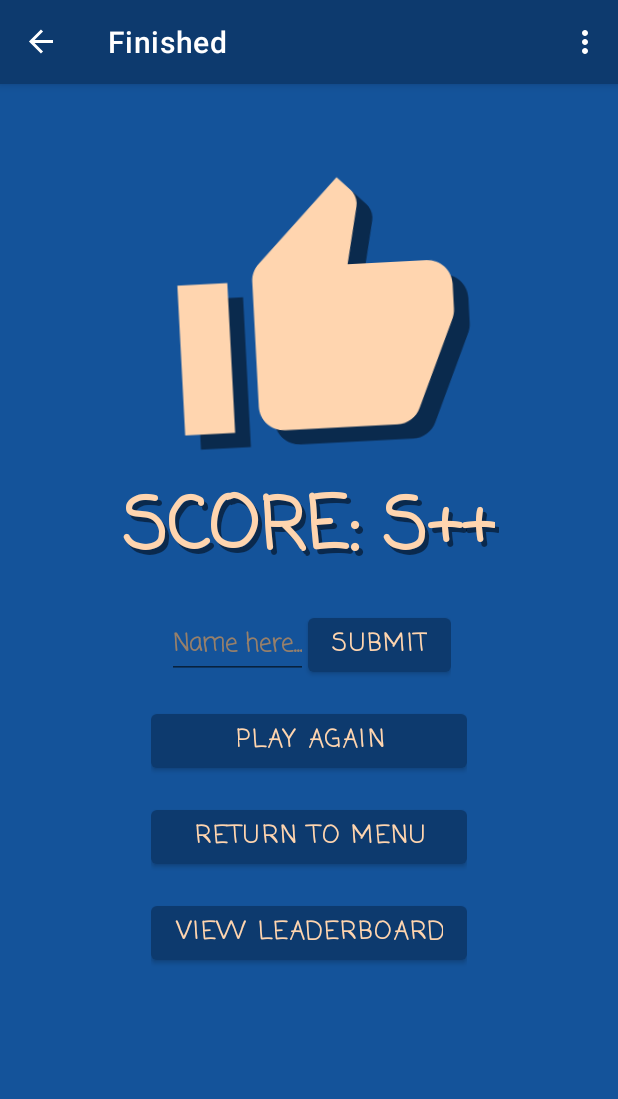
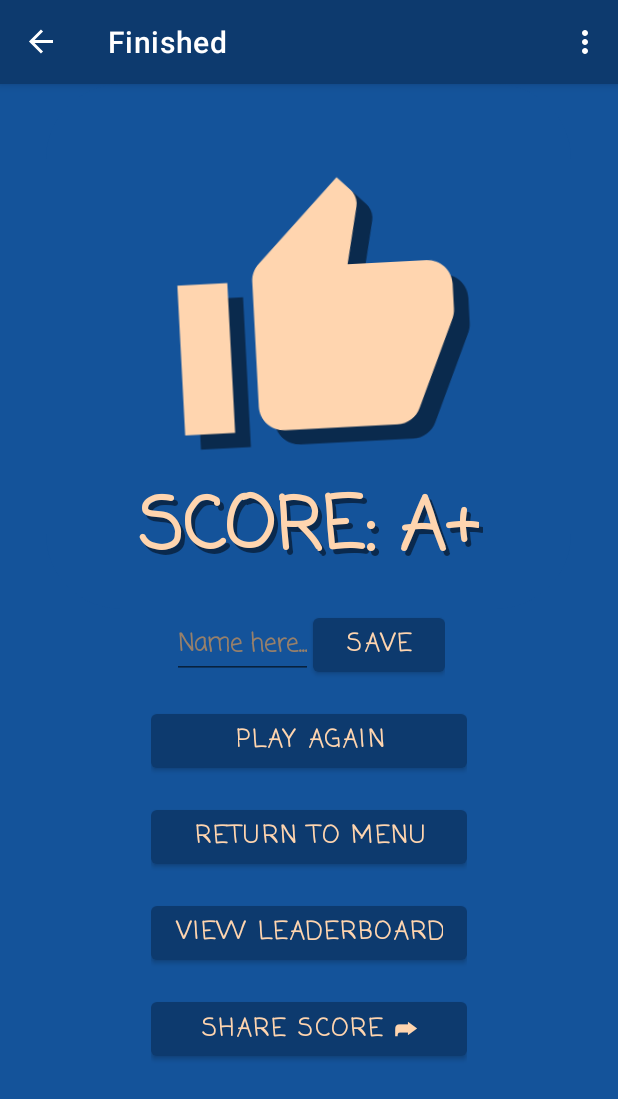
Before and after one commit to Traben-0/Bidma-th-s, an Android app: the FinishedFragment screen opened through its navigation route, on a phone screen of 412 x 824 dp. Shown: the top 1099 px of the screen. Run offline under Robolectric (Android 15) with nearby library versions, the phone set to English and light mode, and no system bars; our stand-ins replace Room's generated code, androidx.preference, navigation-ui.

Commit message:
share function and hint cleanup

```diff
--- a/app/src/main/java/com/traben/bidmaths/ActivityFragment.kt
+++ b/app/src/main/java/com/traben/bidmaths/ActivityFragment.kt
@@ -39,7 +39,9 @@ class ActivityFragment : Fragment() {
         if (MathGame.currentMathGame != null) {
 
             //easier than data binding :/
-            MathGame.currentMathGame?.hintDisplay = binding.hintText
+            MathGame.currentMathGame?.hintSetter = {
+                binding?.hintText?.text = it
+            }
 
             // give hint option functionality
             if (!SettingsFragment.hintsEnabled){
--- /dev/null
+++ b/app/src/main/res/drawable/share_background.xml
@@ -0,0 +1,5 @@
+<?xml version="1.0" encoding="utf-8"?>
+<shape xmlns:android="http://schemas.android.com/apk/res/android">
+        <solid android:color="@color/background" />
+        <corners android:radius="50dp" />
+</shape>
--- a/app/src/main/res/layout/fragment_finished.xml
+++ b/app/src/main/res/layout/fragment_finished.xml
@@ -11,14 +11,53 @@
         android:id="@+id/top_holder"
         android:layout_width="350dp"
         android:layout_height="350dp"
-        android:paddingTop="60dp"
+        android:background="@drawable/share_background"
         android:layout_gravity="center"
         app:layout_constraintBottom_toTopOf="@id/bottom_holder"
         app:layout_constraintEnd_toEndOf="parent"
         app:layout_constraintStart_toStartOf="parent"
         app:layout_constraintTop_toTopOf="parent">
 
+        <androidx.constraintlayout.widget.ConstraintLayout
+            android:id="@+id/logo_hidden"
+            android:layout_width="150dp"
+            android:layout_height="150dp"
+            android:translationY="-10dp"
+            android:visibility="invisible"
+            app:layout_constraintStart_toStartOf="parent"
+            app:layout_constraintTop_toTopOf="parent">
+
+            <ImageView
+                android:id="@+id/imageViewShadow"
+                android:layout_width="match_parent"
+                android:layout_height="match_parent"
+                android:layout_marginStart="10dp"
+                android:layout_marginTop="10dp"
+                android:alpha="0.5"
+                android:src="@drawable/logo"
+                app:tint="#000000"
+                app:layout_constraintBottom_toBottomOf="parent"
+                app:layout_constraintEnd_toEndOf="parent"
+                app:layout_constraintStart_toStartOf="parent"
+                app:layout_constraintTop_toTopOf="parent" />
+
+
+            <ImageView
+                android:id="@+id/imageView"
+                android:layout_width="match_parent"
+                android:layout_height="match_parent"
+                android:src="@drawable/logo"
+                app:layout_constraintBottom_toBottomOf="parent"
+                app:layout_constraintEnd_toEndOf="parent"
+                app:layout_constraintStart_toStartOf="parent"
+                app:layout_constraintTop_toTopOf="parent" />
+
+
+
+        </androidx.constraintlayout.widget.ConstraintLayout>
+
         <ImageView
+            android:layout_marginTop="60dp"
             android:id="@+id/medal_icon_shadow"
             android:layout_width="wrap_content"
             android:layout_height="wrap_content"
@@ -33,6 +72,7 @@
             app:tint="#000" />
 
         <ImageView
+            android:layout_marginTop="60dp"
             android:id="@+id/medal_icon"
             android:layout_width="wrap_content"
             android:layout_height="wrap_content"
@@ -111,7 +151,7 @@
                 style="@style/yellowy_text"
                 android:layout_width="wrap_content"
                 android:layout_height="wrap_content"
-                android:text="Submit" />
+                android:text="Save" />
 
         </LinearLayout>
 
@@ -150,6 +190,14 @@
                 android:layout_marginTop="16dp"
                 android:text="View Leaderboard" />
 
+            <Button
+                android:id="@+id/share_button"
+                style="@style/yellowy_text"
+                android:layout_width="match_parent"
+                android:layout_height="wrap_content"
+                android:layout_marginTop="16dp"
+                android:text="Share score ➦" />
+
         </LinearLayout>
     </androidx.constraintlayout.widget.ConstraintLayout>
 
```
Also changed, not shown: app/src/main/java/com/traben/bidmaths/FinishedFragment.kt (+61 -0 lines), app/src/main/java/com/traben/bidmaths/MathGame.kt (+62 -32 lines).
